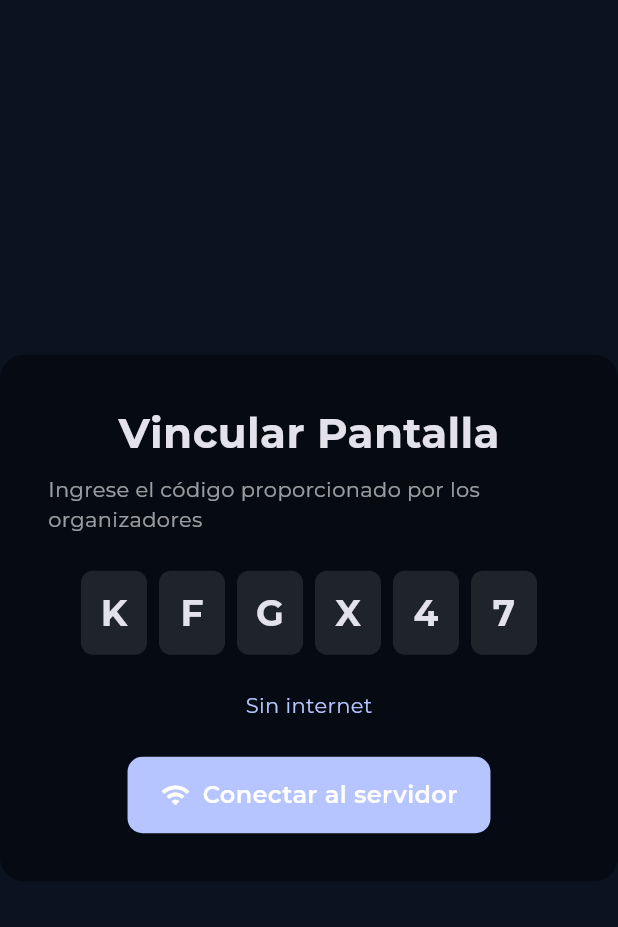
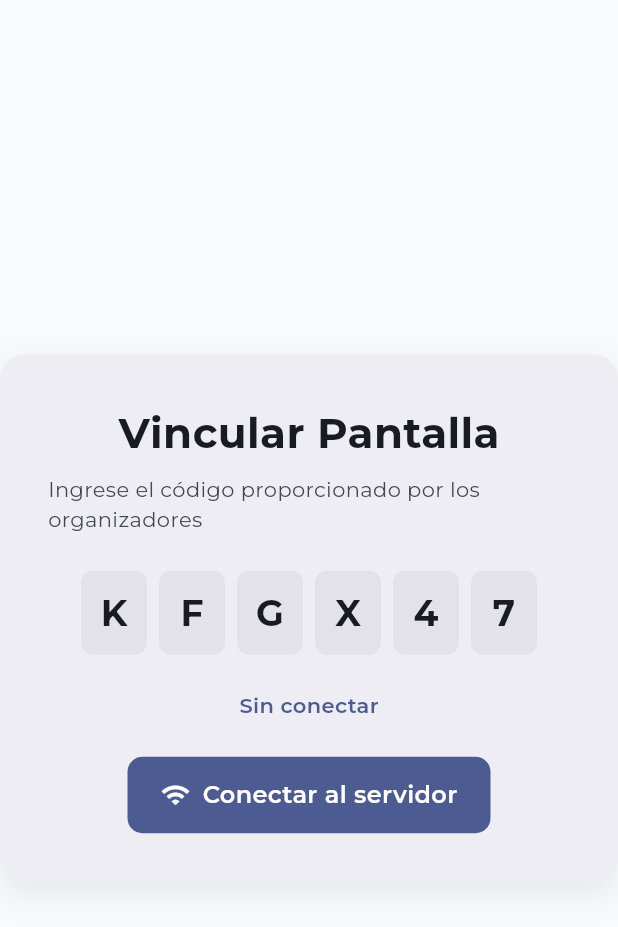
Before and after one commit to Loredo31/feria_tv, a Flutter app: the screen it shows after launch, on a phone screen of 412 x 824 dp. Shown: the top 927 px of the screen. Run offline on Flutter 3.47's test engine with Material 3 defaults, Android fonts, the phone set to English and light mode, and no system bars; our stand-ins replace animate_do, go_router, google_fonts.

Commit message:
fix: se agrego la conexion a el movil

```diff
--- a/lib/config/router/app_router.dart
+++ b/lib/config/router/app_router.dart
@@ -1,14 +1,38 @@
 import 'package:go_router/go_router.dart';
+import '../../providers/tv_state.dart';
+import '../../models/models.dart';
 import '../../screens/screens.dart';
 
 final appRouter = GoRouter(
   initialLocation: '/',
+  refreshListenable: tvState,
+  redirect: (context, state) {
+    if (tvState.activeAlert != null) {
+      if (state.matchedLocation != '/alerta') {
+        return '/alerta';
+      }
+    } else {
+      if (state.matchedLocation == '/alerta') {
+        return '/agenda';
+      }
+    }
+    return null;
+  },
   routes: [
     GoRoute(path: '/', builder: (context, state) => const T01LinkScreen()),
     GoRoute(path: '/bienvenida', builder: (context, state) => const T02WelcomeScreen()),
     GoRoute(path: '/agenda', builder: (context, state) => const T03AgendaScreen()),
     GoRoute(path: '/transmision', builder: (context, state) => const T04StreamScreen()),
     GoRoute(path: '/resultados', builder: (context, state) => const T05ResultsScreen()),
-    GoRoute(path: '/alerta', builder: (context, state) => const T06AlertScreen()),
+    GoRoute(
+      path: '/alerta',
+      builder: (context, state) => T06AlertScreen(
+        alert: tvState.activeAlert ?? const FeriaAlert(
+          message: 'Sin alertas activas',
+          instruction: 'Todo opera con normalidad.',
+          level: AlertLevel.aviso,
+        ),
+      ),
+    ),
   ],
 );
--- a/lib/config/theme/app_theme.dart
+++ b/lib/config/theme/app_theme.dart
@@ -6,13 +6,13 @@ const seedColor = Color(0xFF1E3A8A);
 ThemeData buildAppTheme() {
   final scheme = ColorScheme.fromSeed(
     seedColor: seedColor,
-    brightness: Brightness.dark,
+    brightness: Brightness.light,
   );
 
   final base = ThemeData(colorScheme: scheme, useMaterial3: true);
 
   return base.copyWith(
-    scaffoldBackgroundColor: const Color(0xFF0B1220),
+    scaffoldBackgroundColor: const Color(0xFFF8FAFC),
     textTheme: GoogleFonts.montserratTextTheme(base.textTheme).apply(
       bodyColor: scheme.onSurface,
       displayColor: scheme.onSurface,
--- a/lib/screens/t01_link_screen.dart
+++ b/lib/screens/t01_link_screen.dart
@@ -1,5 +1,7 @@
 import 'package:flutter/material.dart';
 import 'package:go_router/go_router.dart';
+import 'package:provider/provider.dart';
+import 'package:mi_feria_inteligente/providers/tv_state.dart';
 import 'package:mi_feria_inteligente/widgets/widgets.dart';
 
 /// Solo la ve el operador al configurar la pantalla. El código lo entregan
@@ -12,30 +14,42 @@ class T01LinkScreen extends StatefulWidget {
 }
 
 class _T01LinkScreenState extends State<T01LinkScreen> {
-  String _status = 'Sin internet';
-
-  void _connect() async {
-    setState(() => _status = 'Conectando...');
-    await Future.delayed(const Duration(seconds: 1));
-    setState(() => _status = 'Conectado');
-    await Future.delayed(const Duration(milliseconds: 600));
-    if (mounted) context.go('/bienvenida');
-  }
-
   @override
   Widget build(BuildContext context) {
+    final state = context.watch<TvState>();
+
+    // Redirigir a bienvenida si ya está conectado
+    if (state.isConnected) {
+      WidgetsBinding.instance.addPostFrameCallback((_) {
+        if (mounted) context.go('/bienvenida');
+      });
+    }
+
     return Scaffold(
       body: Center(
         child: Container(
           width: 480,
           padding: const EdgeInsets.all(32),
-          decoration: BoxDecoration(color: Colors.black45, borderRadius: BorderRadius.circular(16)),
+          decoration: BoxDecoration(
+            color: Theme.of(context).colorScheme.surfaceContainer,
+            borderRadius: BorderRadius.circular(16),
+            boxShadow: [
+              BoxShadow(
+                color: Colors.black.withOpacity(0.08),
+                blurRadius: 20,
+                offset: const Offset(0, 8),
+              ),
+            ],
+          ),
           child: Column(
             mainAxisSize: MainAxisSize.min,
             children: [
               const Text('Vincular Pantalla', style: TextStyle(fontSize: 28, fontWeight: FontWeight.bold)),
               const SizedBox(height: 8),
-              const Text('Ingrese el código proporcionado por los organizadores', style: TextStyle(color: Colors.white60)),
+              Text(
+                'Ingrese el código proporcionado por los organizadores',
+                style: TextStyle(color: Theme.of(context).colorScheme.onSurfaceVariant),
+              ),
               const SizedBox(height: 24),
               Row(
                 mainAxisAlignment: MainAxisAlignment.center,
@@ -45,15 +59,23 @@ class _T01LinkScreenState extends State<T01LinkScreen> {
                           height: 56,
                           margin: const EdgeInsets.symmetric(horizontal: 4),
                           alignment: Alignment.center,
-                          decoration: BoxDecoration(color: Colors.white10, borderRadius: BorderRadius.circular(8)),
+                          decoration: BoxDecoration(
+                            color: Theme.of(context).colorScheme.surfaceContainerHighest,
+                            borderRadius: BorderRadius.circular(8),
+                          ),
                           child: Text(c, style: const TextStyle(fontSize: 24, fontWeight: FontWeight.bold)),
                         ))
                     .toList(),
               ),
               const SizedBox(height: 24),
-              Text(_status, style: TextStyle(color: Theme.of(context).colorScheme.primary)),
+              Text(state.connectionStatus, style: TextStyle(color: Theme.of(context).colorScheme.primary, fontWeight: FontWeight.w600)),
               const SizedBox(height: 24),
-              TvButton(label: 'Conectar al servidor', icon: Icons.wifi, autofocus: true, onSelect: _connect),
+              TvButton(
+                label: 'Conectar al servidor',
+                icon: Icons.wifi,
+                autofocus: true,
+                onSelect: () => context.read<TvState>().connect(),
+              ),
             ],
           ),
         ),
--- a/lib/widgets/status_badge.dart
+++ b/lib/widgets/status_badge.dart
@@ -9,8 +9,8 @@ class StatusBadge extends StatelessWidget {
         ActivityStatus.enCurso => ('EN VIVO', Colors.green),
         ActivityStatus.cancelado => ('CANCELADO', Colors.red),
         ActivityStatus.reprogramado => ('REPROGRAMADO', Colors.amber),
-        ActivityStatus.finalizado => ('FINALIZADO', Colors.white38),
-        ActivityStatus.proximo => ('PRÓXIMO', Colors.white54),
+        ActivityStatus.finalizado => ('FINALIZADO', Colors.grey),
+        ActivityStatus.proximo => ('PRÓXIMO', Colors.blueGrey),
       };
 
   @override
--- a/lib/widgets/ticker_bar.dart
+++ b/lib/widgets/ticker_bar.dart
@@ -36,7 +36,7 @@ class _TickerBarState extends State<TickerBar> {
   Widget build(BuildContext context) {
     return Container(
       height: 44,
-      color: Colors.black.withValues(alpha: 0.5),
+      color: Colors.black.withValues(alpha: 0.05),
       alignment: Alignment.centerLeft,
       child: SingleChildScrollView(
         controller: _controller,
@@ -46,7 +46,7 @@ class _TickerBarState extends State<TickerBar> {
           padding: const EdgeInsets.symmetric(horizontal: 24),
           child: Text(
             widget.text,
-            style: const TextStyle(color: Colors.white70, fontSize: 15),
+            style: const TextStyle(color: Colors.black87, fontSize: 15),
           ),
         ),
       ),
--- a/lib/widgets/tv_button.dart
+++ b/lib/widgets/tv_button.dart
@@ -47,20 +47,24 @@ class _TvButtonState extends State<TvButton> {
           duration: const Duration(milliseconds: 150),
           padding: const EdgeInsets.symmetric(horizontal: 20, vertical: 12),
           decoration: BoxDecoration(
-            color: _focused ? primary : Colors.white.withValues(alpha: 0.08),
+            color: _focused ? primary : Colors.black.withValues(alpha: 0.05),
             borderRadius: BorderRadius.circular(10),
-            border: Border.all(color: _focused ? primary : Colors.white24, width: 2),
+            border: Border.all(color: _focused ? primary : Colors.black.withValues(alpha: 0.08), width: 2),
           ),
           child: Row(
             mainAxisSize: MainAxisSize.min,
             children: [
               if (widget.icon != null) ...[
-                Icon(widget.icon, size: 20, color: Colors.white),
+                Icon(widget.icon, size: 20, color: _focused ? Colors.white : Theme.of(context).colorScheme.onSurface),
                 const SizedBox(width: 8),
               ],
               Text(
                 widget.label,
-                style: const TextStyle(color: Colors.white, fontWeight: FontWeight.w600, fontSize: 16),
+                style: TextStyle(
+                  color: _focused ? Colors.white : Theme.of(context).colorScheme.onSurface,
+                  fontWeight: FontWeight.w600,
+                  fontSize: 16,
+                ),
               ),
             ],
           ),
--- a/pubspec.yaml
+++ b/pubspec.yaml
@@ -12,6 +12,8 @@ dependencies:
   go_router: ^17.5.0
   google_fonts: ^6.2.1
   animate_do: ^5.1.0
+  provider: ^6.1.2
+  web_socket_channel: ^3.0.1
 
 dev_dependencies:
   flutter_test:
```
Also changed, not shown: lib/main.dart (+8 -1 lines), lib/providers/tv_state.dart (added, +201 -0 lines), lib/screens/t02_welcome_screen.dart (+25 -10 lines), lib/screens/t03_agenda_screen.dart (+66 -33 lines), lib/screens/t04_stream_screen.dart (+22 -4 lines), lib/screens/t05_results_screen.dart (+21 -10 lines), lib/screens/t06_alert_screen.dart (+8 -4 lines), pubspec.lock.
